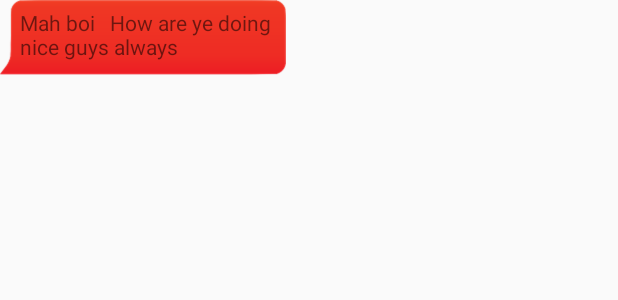
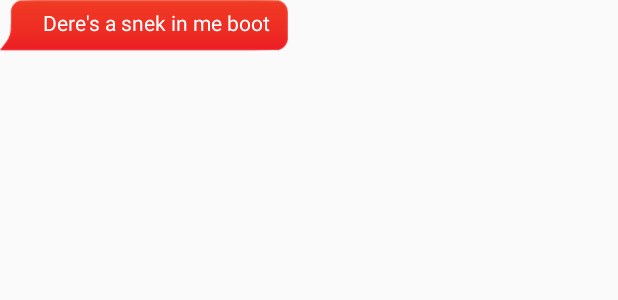
Before and after one commit to CarlvinT/Bridge, an Android app: the layout chat_bubble_stranger.xml on its own in the app's theme, with its tools: preview values and no code run, on a phone screen of 412 x 824 dp. Shown: the top 300 px of the screen. Run offline under Robolectric (Android 15) with nearby library versions, the light colour scheme and no system bars.

```diff
--- a/app/src/main/java/nl/ben_ey/bridge/fragments/ChatFragment.java
+++ b/app/src/main/java/nl/ben_ey/bridge/fragments/ChatFragment.java
@@ -18,6 +18,6 @@ public class ChatFragment extends Fragment {
     public View onCreateView(LayoutInflater inflater, ViewGroup container,
                              Bundle savedInstanceState){
 
-        return inflater.inflate(R.layout.chat_bubble, container, false);
+        return inflater.inflate(R.layout.chat_bubble_stranger, container, false);
     }
 }
--- a/app/src/main/res/layout/chat_bubble.xml
+++ b/app/src/main/res/layout/chat_bubble_stranger.xml
@@ -1,22 +1,25 @@
 <?xml version="1.0" encoding="utf-8"?>
 <LinearLayout xmlns:android="http://schemas.android.com/apk/res/android"
-    android:id="@+id/hio"
+    android:id="@+id/chat_stranger_container"
     android:layout_width="wrap_content"
     android:layout_height="wrap_content">
 
     <LinearLayout
-        android:id="@+id/hi"
+        android:id="@+id/stranger_bubble_container"
         android:layout_width="wrap_content"
         android:layout_height="wrap_content"
         android:background="@drawable/chat_bubble_stranger">
 
         <TextView
-            android:id="@+id/textView"
+            android:id="@+id/stranger_bubble"
             android:layout_width="wrap_content"
             android:layout_height="wrap_content"
             android:layout_gravity="center"
             android:layout_weight="0"
-            android:text="Mah boi   How are ye doing \nnice guys always" />
+            android:paddingLeft="15dp"
+            android:paddingRight="5dp"
+            android:text="Dere's a snek in me boot"
+            android:textColor="@android:color/background_light" />
 
     </LinearLayout>
 
```
Also changed, not shown: app/src/main/res/layout/chat_bubble_user.xml (added, +26 -0 lines), app/src/main/res/drawable-hdpi/chat_bubble_user.9.png (added), app/src/main/res/drawable-hdpi/chat_bubble_user.png (added), app/src/main/res/drawable-mdpi/chat_bubble_user.9.png (added), app/src/main/res/drawable-mdpi/chat_bubble_user.png (added), app/src/main/res/drawable-xhdpi/chat_bubble_user.9.png (added), app/src/main/res/drawable-xhdpi/chat_bubble_user.png (added), app/src/main/res/drawable-xxhdpi/chat_bubble_user.9.png (added), app/src/main/res/drawable-xxhdpi/chat_bubble_user.png (added), app/src/main/res/drawable-xxxhdpi/chat_bubble_user.9.png (added), app/src/main/res/drawable-xxxhdpi/chat_bubble_user.png (added).
